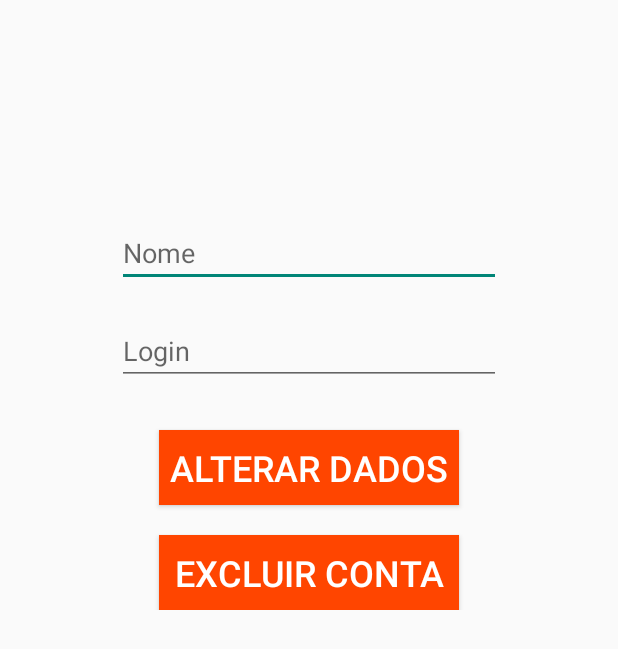
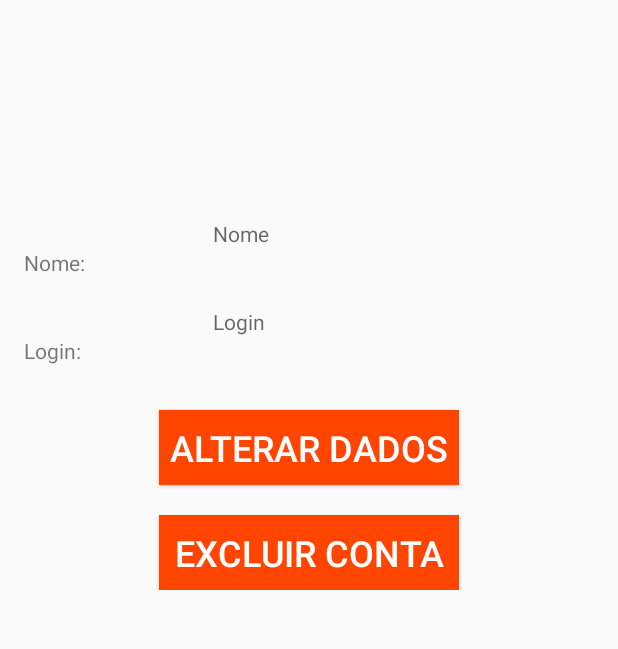
Before and after one commit to viniciusjs07/Find-Delivery, an Android app: the layout activity_user_profile.xml on its own in the app's theme, with its tools: preview values and no code run, on a phone screen of 412 x 824 dp. Shown: the top 649 px of the screen. Run offline under Robolectric (Android 15) with nearby library versions, the phone set to English and light mode, and no system bars.

```diff
--- a/FindDelivery/app/src/main/res/layout/activity_user_profile.xml
+++ b/FindDelivery/app/src/main/res/layout/activity_user_profile.xml
@@ -15,10 +15,11 @@
         android:layout_height="fill_parent">
 
         <LinearLayout
-        android:orientation="vertical"
             android:layout_width="match_parent"
             android:layout_height="match_parent"
-        android:layout_gravity="left|top">
+            android:layout_gravity="left|top"
+            android:weightSum="1"
+            android:orientation="vertical">
 
 
 
@@ -29,29 +30,42 @@
                 android:layout_marginTop="10dp"
                 android:layout_gravity="center_horizontal" />
 
-        <EditText
+            <TextView
                 android:layout_width="wrap_content"
                 android:layout_height="wrap_content"
                 android:inputType="textPersonName"
                 android:hint="@string/name"
-            android:ems="12"
+                android:ems="8"
                 android:layout_marginTop="20dp"
                 android:id="@+id/editTextNameUser"
                 android:textIsSelectable="false"
                 android:editable="false"
                 android:layout_gravity="center_horizontal" />
 
-        <EditText
+            <TextView
+                android:layout_width="wrap_content"
+                android:layout_height="wrap_content"
+                android:text="Nome: "
+                android:id="@+id/textView8" />
+
+            <TextView
                 android:layout_width="wrap_content"
                 android:layout_height="wrap_content"
                 android:inputType="textPersonName"
                 android:hint="@string/login"
-            android:ems="12"
+                android:ems="8"
                 android:layout_marginTop="20dp"
                 android:id="@+id/editTextLoginUser"
                 android:textIsSelectable="false"
                 android:editable="false"
                 android:layout_gravity="center_horizontal" />
+
+            <TextView
+                android:layout_width="wrap_content"
+                android:layout_height="wrap_content"
+                android:text="Login:"
+                android:id="@+id/textView10"
+                android:layout_weight="0.28" />
 
             <Button
                 android:layout_width="200dp"
```
Also changed, not shown: FindDelivery/app/src/main/java/finddelivery/es/projeto/finddelivery/controllers/UserSessionController.java (added, +79 -0 lines), FindDelivery/app/src/main/java/finddelivery/es/projeto/finddelivery/views/LoginActivity.java (+18 -5 lines), FindDelivery/app/src/main/java/finddelivery/es/projeto/finddelivery/views/ProfileEditActivity.java (+26 -2 lines), FindDelivery/app/src/main/java/finddelivery/es/projeto/finddelivery/views/UserProfileActivity.java (+28 -5 lines), FindDelivery/app/src/main/res/layout/activity_perfil_edit.xml (+0 -12 lines). Lines whose indentation alone changed are shown as unchanged.
